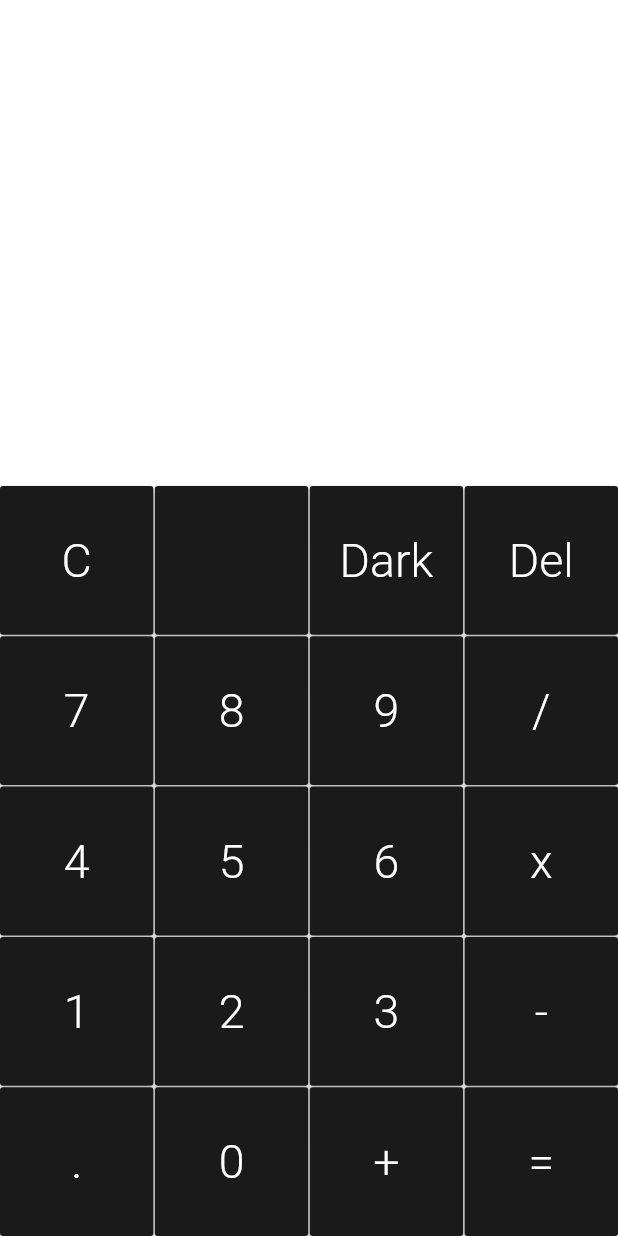
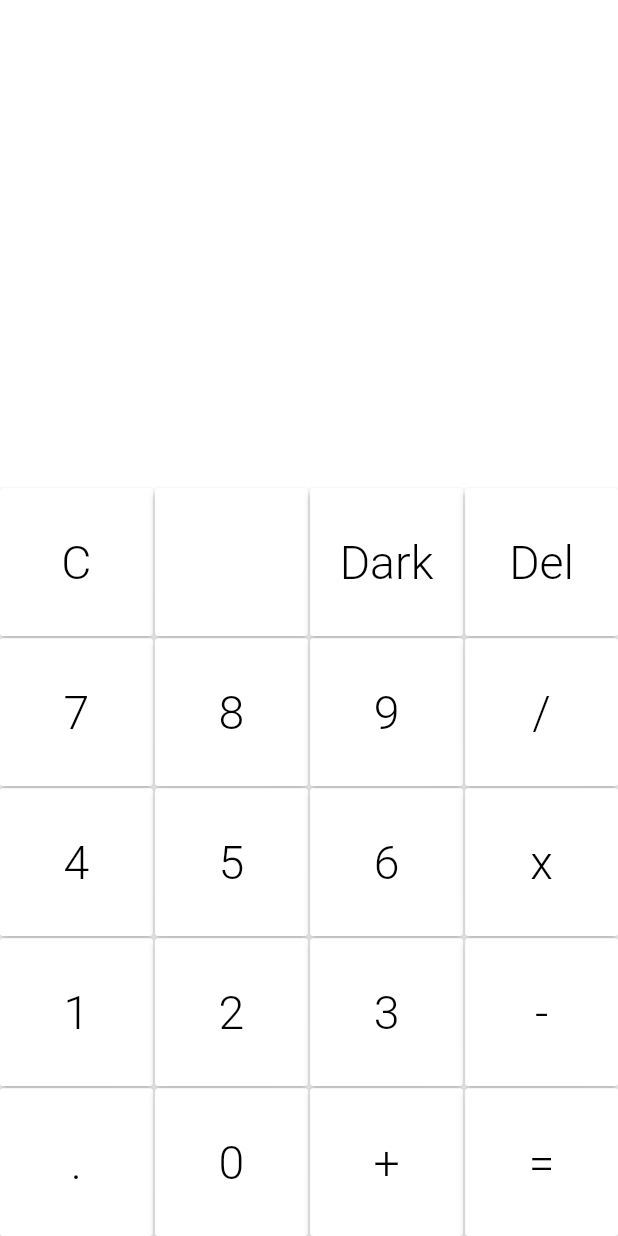
Before and after one commit to CzarDante/PDM, a Flutter app: the screen it shows after launch, after a tap on "Dark", on a phone screen of 412 x 824 dp. Run offline on Flutter 3.47's test engine with Material 2 defaults, Android fonts, the phone set to English and light mode, and no system bars; drawn by our look-alikes of auto_size_text; missing offline and left inert: dart:ffi.

Commit message:
calculadora polonesa v0.1.1

```diff
--- a/lib/components/button.dart
+++ b/lib/components/button.dart
@@ -1,4 +1,7 @@
 import 'package:flutter/material.dart';
+
+//State do modo Dark da Calculadora.
+bool darkstate = true;
 
 class button extends StatelessWidget {
   final String text;
--- a/lib/components/button_row.dart
+++ b/lib/components/button_row.dart
@@ -11,7 +11,7 @@ class buttonRow extends StatelessWidget {
       child: Row(
         crossAxisAlignment: CrossAxisAlignment.stretch,
         children: buttons.fold(<Widget>[], (list, b) {
-          list.isEmpty ? list.add(b) : list.addAll([SizedBox(width: 1), b]);
+          list.isEmpty ? list.add(b) : list.addAll([SizedBox(width: 1.5), b]);
           return list;
         }),
       ),
--- a/lib/components/keyboard.dart
+++ b/lib/components/keyboard.dart
@@ -12,47 +12,50 @@ class keyboard extends StatelessWidget {
       height: 500,
       child: Column(
         children: <Widget>[
+          SizedBox(
+            height: 1.5,
+          ),
           buttonRow([
-            button(text: 'C', callback: callback),
-            button(text: ' ', callback: callback),
-            button(text: 'Dark', callback: callback),
-            button(text: 'Del', callback: callback),
+            button(text: 'C', dark: darkstate, callback: callback),
+            button(text: ' ', dark: darkstate, callback: callback),
+            button(text: 'Dark', dark: darkstate, callback: callback),
+            button(text: 'Del', dark: darkstate, callback: callback),
           ]),
           SizedBox(
-            height: 1,
+            height: 1.5,
           ),
           buttonRow([
-            button(text: '7', callback: callback),
-            button(text: '8', callback: callback),
-            button(text: '9', callback: callback),
-            button(text: '/', callback: callback)
+            button(text: '7', dark: darkstate, callback: callback),
+            button(text: '8', dark: darkstate, callback: callback),
+            button(text: '9', dark: darkstate, callback: callback),
+            button(text: '/', dark: darkstate, callback: callback)
           ]),
           SizedBox(
-            height: 1,
+            height: 1.5,
           ),
           buttonRow([
-            button(text: '4', callback: callback),
-            button(text: '5', callback: callback),
-            button(text: '6', callback: callback),
-            button(text: 'x', callback: callback)
+            button(text: '4', dark: darkstate, callback: callback),
+            button(text: '5', dark: darkstate, callback: callback),
+            button(text: '6', dark: darkstate, callback: callback),
+            button(text: 'x', dark: darkstate, callback: callback)
           ]),
           SizedBox(
-            height: 1,
+            height: 1.5,
           ),
           buttonRow([
-            button(text: '1', callback: callback),
-            button(text: '2', callback: callback),
-            button(text: '3', callback: callback),
-            button(text: '-', callback: callback)
+            button(text: '1', dark: darkstate, callback: callback),
+            button(text: '2', dark: darkstate, callback: callback),
+            button(text: '3', dark: darkstate, callback: callback),
+            button(text: '-', dark: darkstate, callback: callback)
           ]),
           SizedBox(
-            height: 1,
+            height: 1.5,
           ),
           buttonRow([
-            button(text: '.', callback: callback),
-            button(text: '0', callback: callback),
-            button(text: '+', callback: callback),
-            button(text: '=', callback: callback)
+            button(text: '.', dark: darkstate, callback: callback),
+            button(text: '0', dark: darkstate, callback: callback),
+            button(text: '+', dark: darkstate, callback: callback),
+            button(text: '=', dark: darkstate, callback: callback)
           ]),
         ],
       ),
--- a/lib/models/memoria.dart
+++ b/lib/models/memoria.dart
@@ -1,19 +1,23 @@
 import 'dart:convert';
 import 'dart:ffi';
-
 import 'package:flutter/material.dart';
+import 'package:pdm_app/components/button.dart';
 
 class memoria {
+  //_value é oq sera mostrado na tela, setado como vazio ao inicio.
   String _value = '';
-
+  //funcao que reconhece se são operadores ou operandos.
   void cbcomand(String command) {
     if (command == 'C') {
       _clear();
       return;
     }
     if (command == 'Dark') {
-      // _dark()
-      //not implemented
+      if (darkstate == true) {
+        darkstate = false;
+      } else {
+        darkstate = true;
+      }
       return;
     }
     if (command == ' ') {
@@ -28,7 +32,6 @@ class memoria {
     }
     if (command == 'Del') {
       String deletando = _value;
-
       _value = deletando.substring(0, deletando.length - 1);
       return;
     } else {
@@ -58,7 +61,6 @@ class memoria {
           operandos.removeLast();
           operandos.removeLast();
           operandos.add(calculo);
-          print("resultado");
         } else {
           print("Syntax Error");
           return 'Syntax Error';
@@ -76,10 +78,8 @@ class memoria {
       for (var i in operandos) {
         int? value = int.tryParse(i);
         intList.add(value!);
-        print(intList);
       }
       result = intList[tamanho - 2] + intList[tamanho - 1];
-      print(result);
       return result.toString();
     }
     if (operador == '-') {
@@ -87,7 +87,6 @@ class memoria {
       for (var i in operandos) {
         int? value = int.tryParse(i);
         intList.add(value!);
-        print(intList);
       }
       result = intList[tamanho - 2] - intList[tamanho - 1];
       return result.toString();
@@ -97,7 +96,6 @@ class memoria {
       for (var i in operandos) {
         int? value = int.tryParse(i);
         intList.add(value!);
-        print(intList);
       }
       result = intList[tamanho - 2] * intList[tamanho - 1];
       return result.toString();
@@ -107,17 +105,12 @@ class memoria {
       for (var i in operandos) {
         int? value = int.tryParse(i);
         intList.add(value!);
-        print(intList);
       }
       divi = intList[tamanho - 2] / intList[tamanho - 1];
       return divi.toString();
     }
   }
 
-  // _dark() {
-  //   //troca o valor de dark, alterando o tema;
-  // }
-
   String get value {
     return _value;
   }
--- a/lib/screens/calculadora.dart
+++ b/lib/screens/calculadora.dart
@@ -1,4 +1,6 @@
 import 'package:flutter/material.dart';
+import 'package:flutter/services.dart';
+import 'package:pdm_app/components/button.dart';
 import 'package:pdm_app/models/memoria.dart';
 import '../components/display.dart';
 import '../components/keyboard.dart';
@@ -18,6 +20,8 @@ class _calcState extends State<calc> {
 
   @override
   Widget build(BuildContext context) {
+    //Trava a rotação automatica.
+    SystemChrome.setPreferredOrientations([DeviceOrientation.portraitUp]);
     return MaterialApp(
       home: Column(
         children: <Widget>[
```
Also changed, not shown: 1 other file.
